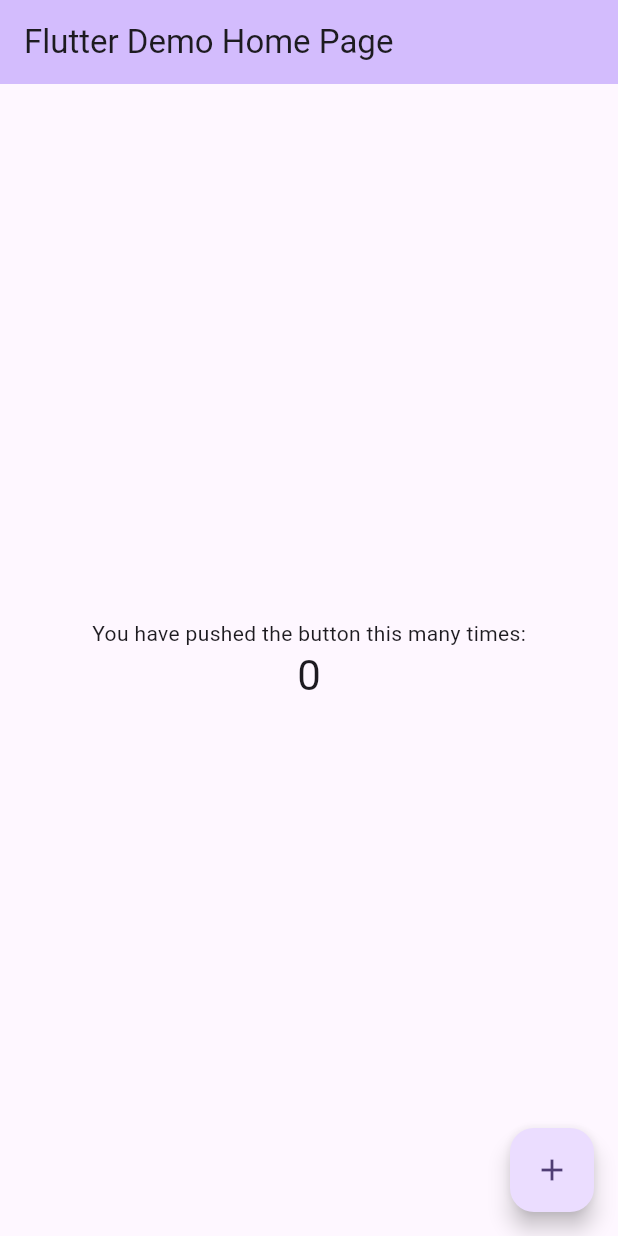
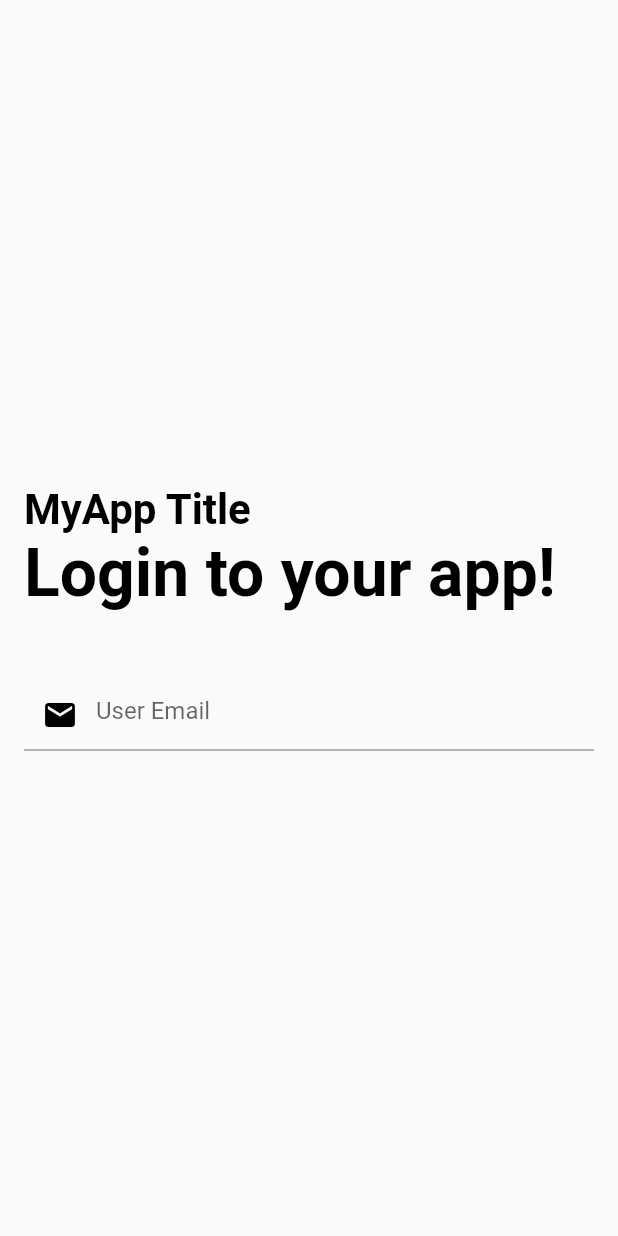
Before and after one commit to CheSenna/GigaBits, a Flutter app: the screen it shows after launch, on a phone screen of 412 x 824 dp. Run offline on Flutter 3.47's test engine with Material 2 defaults, Android fonts, the phone set to English and light mode, and no system bars.

Commit message:
Commit 2

```diff
--- a/gigabits/lib/main.dart
+++ b/gigabits/lib/main.dart
@@ -7,119 +7,73 @@
 class MyApp extends StatelessWidget {
   const MyApp({super.key});
 
-  // This widget is the root of your application.
   @override
   Widget build(BuildContext context) {
     return MaterialApp(
-      title: 'Flutter Demo',
-      theme: ThemeData(
-        // This is the theme of your application.
-        //
-        // TRY THIS: Try running your application with "flutter run". You'll see
-        // the application has a blue toolbar. Then, without quitting the app,
-        // try changing the seedColor in the colorScheme below to Colors.green
-        // and then invoke "hot reload" (save your changes or press the "hot
-        // reload" button in a Flutter-supported IDE, or press "r" if you used
-        // the command line to start the app).
-        //
-        // Notice that the counter didn't reset back to zero; the application
-        // state is not lost during the reload. To reset the state, use hot
-        // restart instead.
-        //
-        // This works for code too, not just values: Most code changes can be
-        // tested with just a hot reload.
-        colorScheme: ColorScheme.fromSeed(seedColor: Colors.deepPurple),
-        useMaterial3: true,
-      ),
-      home: const MyHomePage(title: 'Flutter Demo Home Page'),
+      home: HomePage(),
     );
   }
 }
 
-class MyHomePage extends StatefulWidget {
-  const MyHomePage({super.key, required this.title});
-
-  // This widget is the home page of your application. It is stateful, meaning
-  // that it has a State object (defined below) that contains fields that affect
-  // how it looks.
-
-  // This class is the configuration for the state. It holds the values (in this
-  // case the title) provided by the parent (in this case the App widget) and
-  // used by the build method of the State. Fields in a Widget subclass are
-  // always marked "final".
-
-  final String title;
+class HomePage extends StatefulWidget {
+  const HomePage({super.key});
 
   @override
-  State<MyHomePage> createState() => _MyHomePageState();
+  State<HomePage> createState() => _HomePageState();
 }
 
-class _MyHomePageState extends State<MyHomePage> {
-  int _counter = 0;
-
-  void _incrementCounter() {
-    setState(() {
-      // This call to setState tells the Flutter framework that something has
-      // changed in this State, which causes it to rerun the build method below
-      // so that the display can reflect the updated values. If we changed
-      // _counter without calling setState(), then the build method would not be
-      // called again, and so nothing would appear to happen.
-      _counter++;
-    });
-  }
-
+class _HomePageState extends State<HomePage> {
   @override
   Widget build(BuildContext context) {
-    // This method is rerun every time setState is called, for instance as done
-    // by the _incrementCounter method above.
-    //
-    // The Flutter framework has been optimized to make rerunning build methods
-    // fast, so that you can just rebuild anything that needs updating rather
-    // than having to individually change instances of widgets.
-    return Scaffold(
-      appBar: AppBar(
-        // TRY THIS: Try changing the color here to a specific color (to
-        // Colors.amber, perhaps?) and trigger a hot reload to see the AppBar
-        // change color while the other colors stay the same.
-        backgroundColor: Theme.of(context).colorScheme.inversePrimary,
-        // Here we take the value from the MyHomePage object that was created by
-        // the App.build method, and use it to set our appbar title.
-        title: Text(widget.title),
-      ),
-      body: Center(
-        // Center is a layout widget. It takes a single child and positions it
-        // in the middle of the parent.
-        child: Column(
-          // Column is also a layout widget. It takes a list of children and
-          // arranges them vertically. By default, it sizes itself to fit its
-          // children horizontally, and tries to be as tall as its parent.
-          //
-          // Column has various properties to control how it sizes itself and
-          // how it positions its children. Here we use mainAxisAlignment to
-          // center the children vertically; the main axis here is the vertical
-          // axis because Columns are vertical (the cross axis would be
-          // horizontal).
-          //
-          // TRY THIS: Invoke "debug painting" (choose the "Toggle Debug Paint"
-          // action in the IDE, or press "p" in the console), to see the
-          // wireframe for each widget.
-          mainAxisAlignment: MainAxisAlignment.center,
-          children: <Widget>[
-            const Text(
-              'You have pushed the button this many times:',
-            ),
-            Text(
-              '$_counter',
-              style: Theme.of(context).textTheme.headlineMedium,
-            ),
-          ],
-        ),
-      ),
-      floatingActionButton: FloatingActionButton(
-        onPressed: _incrementCounter,
-        tooltip: 'Increment',
-        child: const Icon(Icons.add),
-      ), // This trailing comma makes auto-formatting nicer for build methods.
+    return const Scaffold(
+      body: LoginScreen(),
     );
   }
 }
+
+class LoginScreen extends StatefulWidget {
+  const LoginScreen({super.key});
+
+  @override
+  State<LoginScreen> createState() => _LoginScreenState();
+}
+
+class _LoginScreenState extends State<LoginScreen> {
+  @override
+  Widget build(BuildContext context) {
+    return const Padding(
+      padding: EdgeInsets.all(16.0),
+      child: Column(
+        mainAxisAlignment: MainAxisAlignment.center,
+        crossAxisAlignment: CrossAxisAlignment.start,
+        children: [
+          Text(
+            "MyApp Title",
+            style: TextStyle(
+              color: Colors.black,
+              fontSize: 28.0,
+              fontWeight: FontWeight.bold,
+            ),
+          ),
+          Text(
+            "Login to your app!",
+            style: TextStyle(
+                color: Colors.black,
+                fontSize: 44.0,
+                fontWeight: FontWeight.bold),
+          ),
+          SizedBox(
+            height: 44.0,
+          ),
+          TextField(
+            keyboardType: TextInputType.emailAddress,
+            decoration: InputDecoration(
+              hintText: "User Email",
+              prefixIcon: Icon(Icons.mail, color: Colors.black),
+            ),
+          )
+        ],
+      ),
+    );
+  }
+}
--- a/gigabits/pubspec.yaml
+++ b/gigabits/pubspec.yaml
@@ -19,7 +19,7 @@
 version: 1.0.0+1
 
 environment:
-  sdk: '>=3.0.2 <4.0.0'
+  sdk: '>=3.0.3 <4.0.0'
 
 # Dependencies specify other packages that your package needs in order to work.
 # To automatically upgrade your package dependencies to the latest versions
```
Also changed, not shown: gigabits/pubspec.lock, 1 other file.
